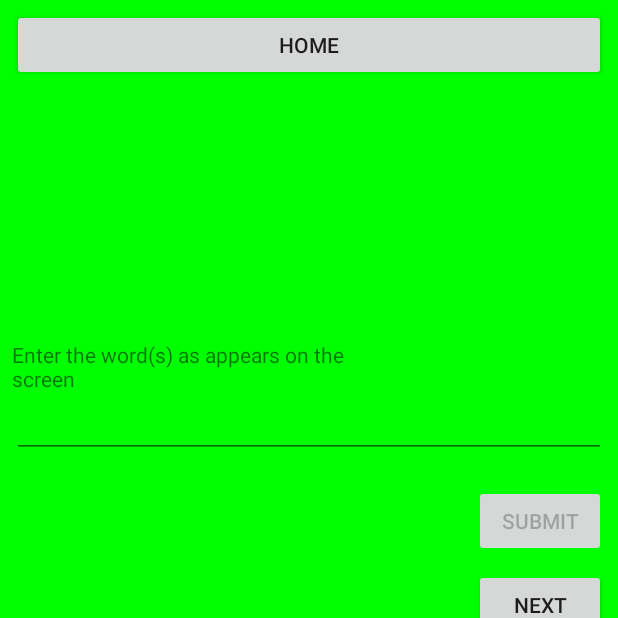
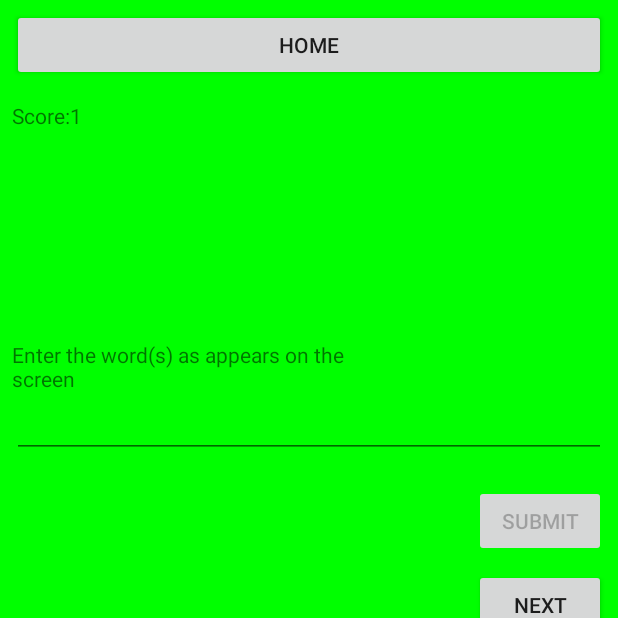
Before and after one commit to billywu94/MemoryGame, an Android app: the easyActivity screen opened directly, with no data from a screen before it, after a tap on "SUBMIT", on a phone screen of 412 x 824 dp, the top half of it. Run offline under Robolectric (Android 15) with nearby library versions, the phone set to English and light mode, and no system bars; our stand-ins replace Firebase (no records; nobody signed in at launch, a user with empty details on screens opened directly); 1 statement that could not run was skipped.

Commit message:
trying to add score functionality

```diff
--- a/app/src/main/java/appliedcswithandroid/memorygame/difficultLevel.java
+++ b/app/src/main/java/appliedcswithandroid/memorygame/difficultLevel.java
@@ -22,6 +22,7 @@ import java.io.InputStreamReader;
 public class difficultLevel extends Activity {
     private MemoryGame wordContainer;
     String wordToMemorize = "";
+    int score = 0;
 
     @Override
     protected void onCreate(Bundle savedInstanceState){
@@ -80,6 +81,7 @@ public class difficultLevel extends Activity {
         if(wordToMemorize.equals(userInput)){
             button.setEnabled(false);
             setActivityBackgroundColor(Color.GREEN);
+            score += 3;
             Toast.makeText(this,"Well Done!!", Toast.LENGTH_SHORT).show();
         }else{
             button.setEnabled(false);
@@ -105,6 +107,10 @@ public class difficultLevel extends Activity {
 
     }
 
+    public int getScore(){
+        return score;
+    }
+
     //back to home
     public void home(View view){
         startActivity(new Intent(this, HomePage.class));
--- a/app/src/main/java/appliedcswithandroid/memorygame/easyActivity.java
+++ b/app/src/main/java/appliedcswithandroid/memorygame/easyActivity.java
@@ -12,6 +12,8 @@ import android.widget.TextView;
 import android.widget.Toast;
 
 import com.google.firebase.auth.FirebaseAuth;
+import com.google.firebase.database.DatabaseReference;
+import com.google.firebase.database.FirebaseDatabase;
 
 import java.io.IOException;
 import java.io.InputStream;
@@ -25,6 +27,8 @@ import java.io.InputStreamReader;
 public class easyActivity extends Activity{
     private MemoryGame wordContainer;
     String wordToMemorize = "";
+    int scoreE = 0;
+    String scoreConversion = "";
 
 
     @Override
@@ -73,12 +77,17 @@ public class easyActivity extends Activity{
     public void checkWord(View view){
         Button button = (Button) findViewById(R.id.button6);
         EditText editText = (EditText) findViewById(R.id.editText1);
+        TextView scoreStatus = (TextView) findViewById(R.id.scoreStatusEasy);
         editText.setFocusable(false); //source: http://stackoverflow.com/questions/4297763/disabling-of-edittext-in-android
         String userInput = editText.getText().toString();
         System.out.println("This is the user input: " + userInput);
         if(wordToMemorize.equals(userInput)){
             button.setEnabled(false);
             setActivityBackgroundColor(Color.GREEN);
+            scoreE += 1;
+            scoreConversion = Integer.toString(scoreE);
+            scoreStatus.setText(scoreConversion);
+            System.out.println("This is the score for easy level: " + scoreConversion);
             Toast.makeText(this,"Well Done!!", Toast.LENGTH_SHORT).show();
         }else{
             button.setEnabled(false);
@@ -101,6 +110,14 @@ public class easyActivity extends Activity{
 
     }
 
+    public int getScoreEasy(){
+        TextView getUserScore = (TextView) findViewById(R.id.scoreStatusEasy);
+        String userScore = getUserScore.getText().toString();
+        int score = Integer.parseInt(userScore);
+        System.out.println("get method being called: " + score);
+        return score;
+    }
+
     //back to homepage
     public void home(View view){
         startActivity(new Intent(this, HomePage.class));
--- a/app/src/main/res/layout/easy_activity.xml
+++ b/app/src/main/res/layout/easy_activity.xml
@@ -91,4 +91,26 @@
         app:layout_constraintTop_toBottomOf="@+id/button6"
         tools:layout_constraintLeft_creator="1"
         app:layout_constraintLeft_toLeftOf="@+id/button6" />
+
+    <TextView
+        android:id="@+id/textView5"
+        android:layout_width="wrap_content"
+        android:layout_height="wrap_content"
+        android:text="@string/score"
+        android:layout_marginStart="8dp"
+        app:layout_constraintBaseline_toBaselineOf="@+id/scoreStatusEasy"
+        tools:layout_constraintBaseline_creator="1"
+        tools:layout_constraintLeft_creator="1"
+        app:layout_constraintLeft_toLeftOf="parent" />
+
+    <TextView
+        android:id="@+id/scoreStatusEasy"
+        android:layout_width="wrap_content"
+        android:layout_height="wrap_content"
+        android:text="@string/scoreStatus"
+        tools:layout_constraintTop_creator="1"
+        android:layout_marginTop="13dp"
+        app:layout_constraintTop_toBottomOf="@+id/button4"
+        tools:layout_constraintLeft_creator="1"
+        app:layout_constraintLeft_toRightOf="@+id/textView5" />
 </android.support.constraint.ConstraintLayout>
--- a/app/src/main/res/values/strings.xml
+++ b/app/src/main/res/values/strings.xml
@@ -14,4 +14,6 @@
     <string name="newUser"> Register</string>
     <string name="signin">Sign In</string>
     <string name="signout">Sign Out</string>
+    <string name="score">Score: </string>
+    <string name="scoreStatus"> 0</string>
 </resources>
```
Also changed, not shown: app/src/main/java/appliedcswithandroid/memorygame/HomePage.java (+14 -2 lines), app/src/main/java/appliedcswithandroid/memorygame/MainActivity.java (+10 -0 lines), app/src/main/java/appliedcswithandroid/memorygame/intermediateLevel.java (+7 -1 lines).
